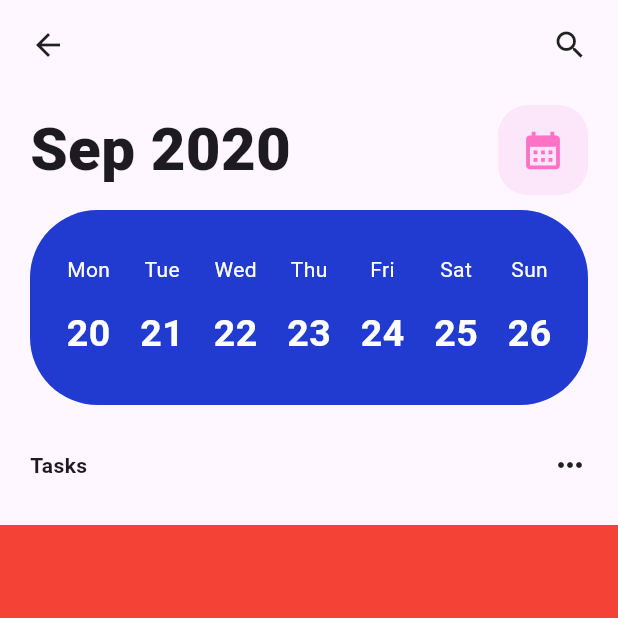
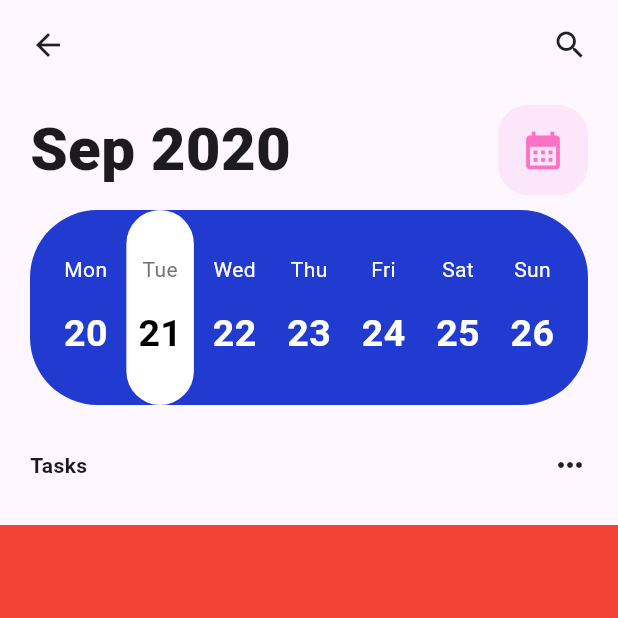
Before and after one commit to maximeroucher/formationflutter, a Flutter app: the screen it shows after launch, on a phone screen of 412 x 824 dp, the top half of it. Run offline on Flutter 3.47's test engine with Material 2 defaults, Android fonts, the phone set to English and light mode, and no system bars.

Commit message:
feat: adding today specific behavior

```diff
--- a/lib/day.dart
+++ b/lib/day.dart
@@ -7,22 +7,28 @@ class Day extends StatelessWidget {
 
   @override
   Widget build(BuildContext context) {
-    return SizedBox(
-      width: 40,
+    return Container(
+      decoration: BoxDecoration(
+          color: isToday ? Colors.white : Colors.transparent,
+          borderRadius: BorderRadius.circular(25)),
+      width: 45,
       child: Column(
         mainAxisAlignment: MainAxisAlignment.center,
         children: [
           Text(
             dayAndNumber.keys.first,
-            style: const TextStyle(color: Colors.white),
+            style:
+                TextStyle(color: isToday ? Colors.grey.shade600 : Colors.white),
           ),
           const SizedBox(
             height: 15,
           ),
           Text(
             dayAndNumber.values.first.toString(),
-            style: const TextStyle(
-                color: Colors.white, fontWeight: FontWeight.bold, fontSize: 25),
+            style: TextStyle(
+                color: isToday ? Colors.black : Colors.white,
+                fontWeight: FontWeight.bold,
+                fontSize: 25),
           )
         ],
       ),
```
